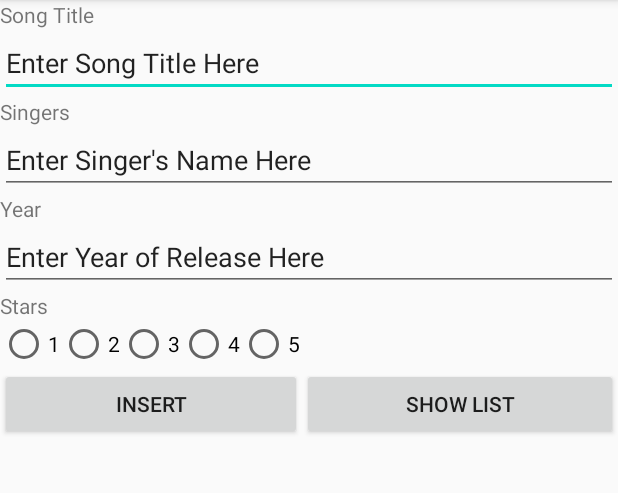
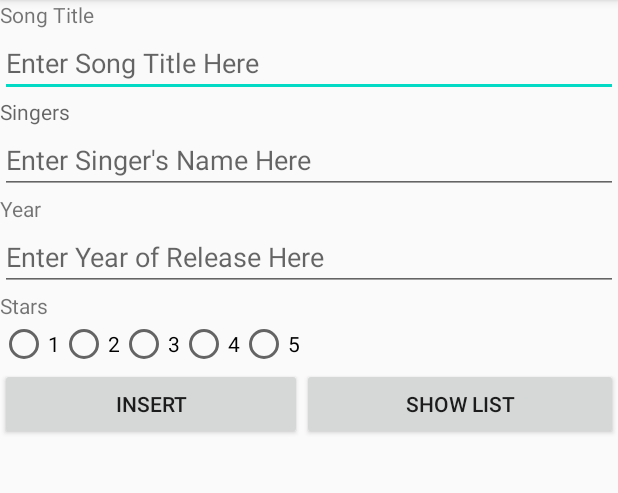
Before and after one commit to cheerful4ever/lesson5PS, an Android app: the screen it shows after launch (MainActivity), on a phone screen of 412 x 824 dp, the part 84-577 px from its top. Run offline under Robolectric (Android 15) with nearby library versions, the phone set to English and light mode, and no system bars.

Commit message:
activities 1-10000000000

```diff
--- a/app/src/main/res/layout/activity_main.xml
+++ b/app/src/main/res/layout/activity_main.xml
@@ -19,13 +19,13 @@
         android:layout_height="wrap_content"
         android:ems="10"
         android:inputType="textPersonName"
-        android:text="Enter Song Title Here" />
+        android:hint="Enter Song Title Here" />
 
     <TextView
         android:id="@+id/tvSingerName"
         android:layout_width="match_parent"
         android:layout_height="wrap_content"
-        android:text="Singers" />
+        android:hint="Singers" />
 
     <EditText
         android:id="@+id/etSingerName"
@@ -33,7 +33,7 @@
         android:layout_height="wrap_content"
         android:ems="10"
         android:inputType="textPersonName"
-        android:text="Enter Singer's Name Here" />
+        android:hint="Enter Singer's Name Here" />
 
     <TextView
         android:id="@+id/tvYear"
@@ -47,7 +47,7 @@
         android:layout_height="wrap_content"
         android:ems="10"
         android:inputType="textPersonName"
-        android:text="Enter Year of Release Here" />
+        android:hint="Enter Year of Release Here" />
 
     <TextView
         android:id="@+id/tvStars"
@@ -56,6 +56,7 @@
         android:text="Stars" />
 
     <RadioGroup
+        android:id="@+id/radioGroupStars"
         android:layout_width="match_parent"
         android:layout_height="wrap_content">
 
```
Also changed, not shown: app/src/main/java/com/example/lesson5ps/MainActivity.java (+58 -0 lines).
